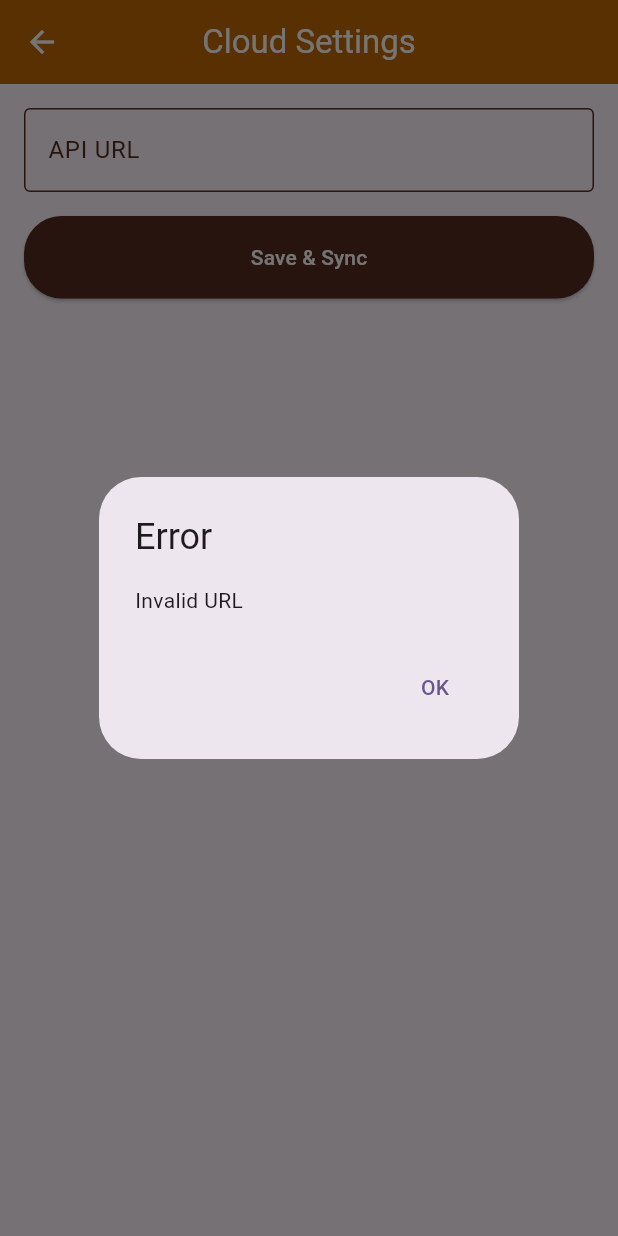
After one commit to Gee-gee4/sahara_app, a Flutter app: the CloudSettings screen opened directly, after a tap on "Save & Sync", on a phone screen of 412 x 824 dp. The commit adds this screen. Run offline on Flutter 3.47's test engine with Material 3 defaults, Android fonts, the phone set to English and light mode, and no system bars; our stand-ins replace convex_bottom_bar, flutter_spinkit, hive, hive_flutter, shared_preferences; accounts and stored records are empty.

Commit message:
added cloud settings and sync all button

```diff
--- a/lib/pages/cart_page.dart
+++ b/lib/pages/cart_page.dart
@@ -280,6 +280,7 @@ class _CartPageState extends State<CartPage> {
                           onPressed: () {
                             Navigator.pop(context); // Close dialog
                             Navigator.pop(context); // Go back
+                            CartStorage.clearCart();
                           },
                           child: Text('OK'),
                         ),
--- /dev/null
+++ b/lib/pages/cloud_settings.dart
@@ -0,0 +1,108 @@
+import 'package:flutter/material.dart';
+import 'package:sahara_app/modules/resource_service.dart';
+import 'package:sahara_app/pages/users_page.dart';
+import 'package:sahara_app/utils/colors_universal.dart';
+import 'package:sahara_app/widgets/reusable_widgets.dart';
+import 'package:shared_preferences/shared_preferences.dart';
+import 'package:sahara_app/helpers/sync_helper.dart'; // Import your sync helper
+
+class CloudSettings extends StatefulWidget {
+  const CloudSettings({super.key});
+
+  @override
+  State<CloudSettings> createState() => _CloudSettingsState();
+}
+
+class _CloudSettingsState extends State<CloudSettings> {
+  final TextEditingController _urlController = TextEditingController();
+  bool isSyncing = false;
+  final String deviceId = '044ba7ee5cdd86c5';
+
+  @override
+  void initState() {
+    super.initState();
+    _loadSavedUrl();
+  }
+
+  Future<void> _loadSavedUrl() async {
+    final prefs = await SharedPreferences.getInstance();
+    final currentUrl = prefs.getString('webApiServiceUrl') ?? '';
+    _urlController.text = currentUrl;
+  }
+
+  Future<void> _handleCloudSync() async {
+    final fullUrl = _urlController.text.trim();
+
+    if (!fullUrl.contains('.saharafcs.com')) {
+      _showError('Invalid URL');
+      return;
+    }
+
+    final uri = Uri.parse(fullUrl);
+    final host = uri.host;
+    final resourceName = host.split('.').first;
+
+    setState(() => isSyncing = true);
+
+    final resourceSynced = await ResourceService.fetchAndSaveConfig(resourceName);
+
+    if (!mounted) return;
+
+    if (resourceSynced) {
+      try {
+        await fullResourceSync(deviceId: deviceId, context: context);
+
+        if (!mounted) return;
+        Navigator.pushReplacement(context, MaterialPageRoute(builder: (_) => const UsersPage()));
+      } catch (e) {
+        _showError('Failed to sync all resources.\n${e.toString()}');
+      }
+    } else {
+      _showError('Failed to fetch configuration for "$resourceName"');
+    }
+
+    setState(() => isSyncing = false);
+  }
+
+  void _showError(String msg) {
+    showDialog(
+      context: context,
+      builder: (_) => AlertDialog(
+        title: const Text('Error'),
+        content: Text(msg),
+        actions: [TextButton(child: const Text('OK'), onPressed: () => Navigator.pop(context))],
+      ),
+    );
+  }
+
+  @override
+  Widget build(BuildContext context) {
+    return Scaffold(
+      appBar: myAppBar('Cloud Settings'),
+      body: Padding(
+        padding: const EdgeInsets.all(16),
+        child: Column(
+          children: [
+            TextField(
+              controller: _urlController,
+              decoration: InputDecoration(
+                labelText: 'API URL',
+                labelStyle: TextStyle(color: ColorsUniversal.buttonsColor),
+                // hintText: 'https://cmb.saharafcs.com',
+                border: OutlineInputBorder(),
+                enabledBorder: OutlineInputBorder(borderSide: BorderSide(color: ColorsUniversal.buttonsColor)),
+                focusedBorder: OutlineInputBorder(
+                  borderRadius: BorderRadius.circular(12),
+                  borderSide: BorderSide(color: ColorsUniversal.buttonsColor, width: 2), // selected border
+                ),
+              ),
+              cursorColor: ColorsUniversal.buttonsColor,
+            ),
+            const SizedBox(height: 16),
+            myButton(context, _handleCloudSync, 'Save & Sync', isLoading: isSyncing, loadingText: 'Syncing...'),
+          ],
+        ),
+      ),
+    );
+  }
+}
--- a/lib/pages/pos_settings_form.dart
+++ b/lib/pages/pos_settings_form.dart
@@ -428,7 +428,7 @@ class _PosSettingsFormState extends State<PosSettingsForm> {
         ),
         if (isFinalSync)
           Container(
-            color: Colors.black38,
+            color: const Color.fromARGB(73, 0, 0, 0),
             child: Center(
               child: SpinKitCircle(
                 size: 70,
--- a/lib/widgets/reusable_widgets.dart
+++ b/lib/widgets/reusable_widgets.dart
@@ -116,11 +116,12 @@ SizedBox myButton(
 
 //........................................................................................
 
-AppBar myAppBar(String titleText) {
+AppBar myAppBar(String titleText, {List<Widget>? actions}) {
   return AppBar(
     title: Text(titleText, style: TextStyle(color: Colors.white)),
     centerTitle: true,
     backgroundColor: ColorsUniversal.appBarColor,
     iconTheme: const IconThemeData(color: Colors.white),
+    actions: actions,actionsPadding: EdgeInsets.symmetric(horizontal: 6),
   );
 }
```
Also changed, not shown: lib/helpers/sync_helper.dart (added, +45 -0 lines), lib/pages/home_page.dart (+14 -49 lines), lib/pages/sync_items_page.dart (+65 -19 lines).
